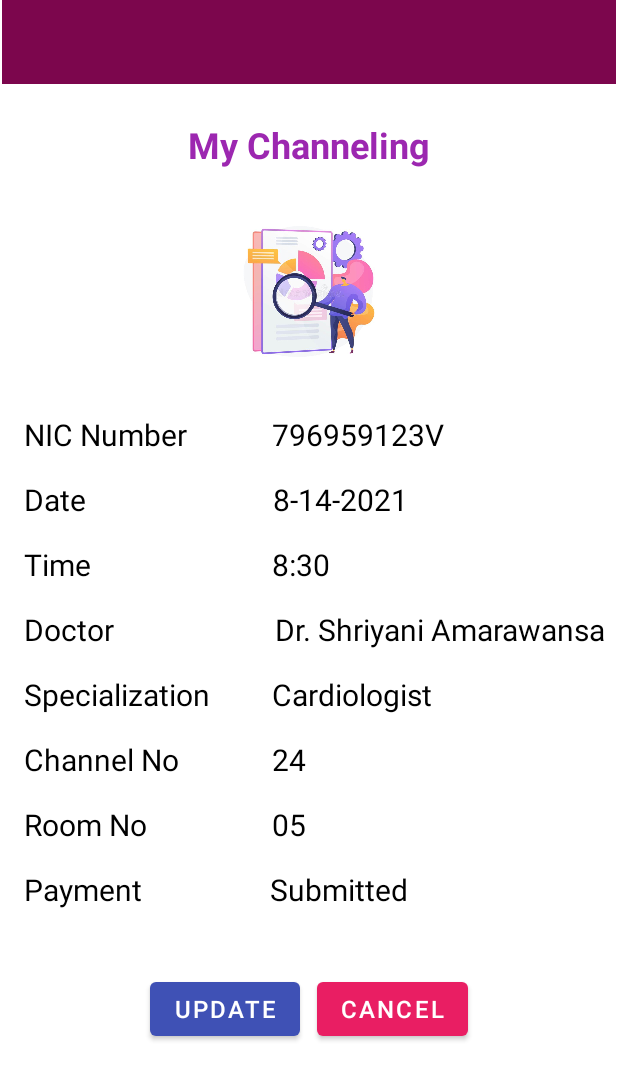
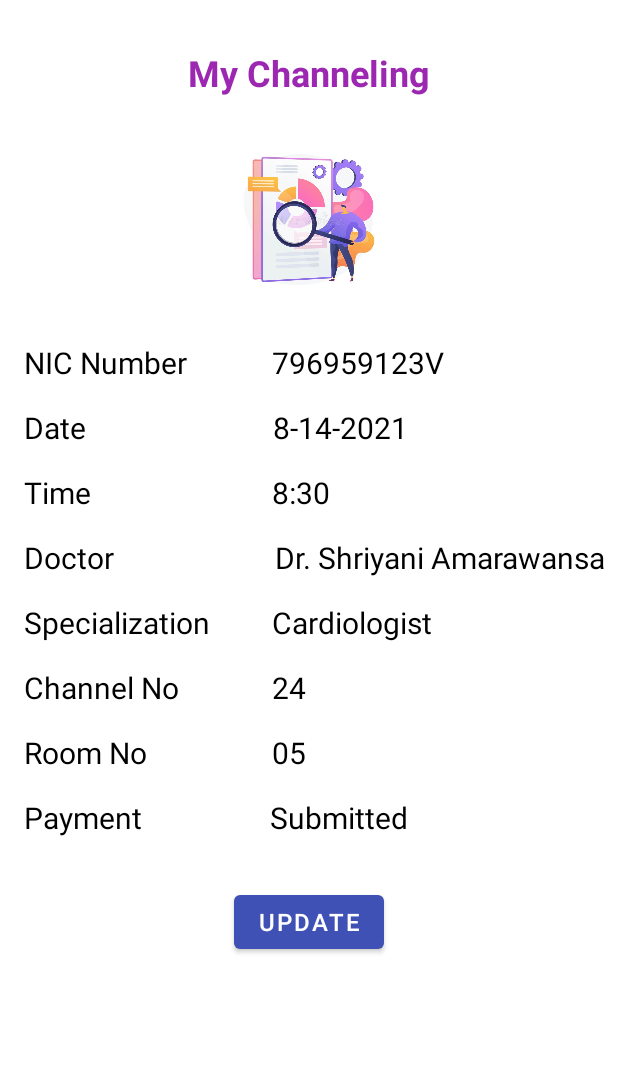
Before and after one commit to RuwanaraT/AmWell, an Android app: the layout activity_channeling_receipt.xml on its own in the app's theme, with its tools: preview values and no code run, on a phone screen of 412 x 824 dp. Shown: the top 1080 px of the screen. Run offline under Robolectric (Android 15) with nearby library versions, the phone set to English and light mode, and no system bars.

Commit message:
Update channeling_receipt.xml

```diff
--- a/app/src/main/res/layout/activity_channeling_receipt.xml
+++ b/app/src/main/res/layout/activity_channeling_receipt.xml
@@ -5,17 +5,6 @@
     android:layout_width="match_parent"
     android:layout_height="match_parent"
     tools:context=".ChannelingReceipt">
-
-    <androidx.appcompat.widget.Toolbar
-        android:id="@+id/toolbar1"
-        android:layout_width="409dp"
-        android:layout_height="wrap_content"
-        android:background="#7C064D"
-        android:minHeight="?attr/actionBarSize"
-        android:theme="?attr/actionBarTheme"
-        app:layout_constraintEnd_toEndOf="parent"
-        app:layout_constraintStart_toStartOf="parent"
-        app:layout_constraintTop_toTopOf="parent" />
 
     <ImageView
         android:id="@+id/imageView3"
@@ -32,7 +21,7 @@
         android:id="@+id/tv_channel"
         android:layout_width="wrap_content"
         android:layout_height="wrap_content"
-        android:layout_marginTop="24dp"
+        android:layout_marginTop="32dp"
         android:text="@string/tv_channel"
         android:textColor="#9C27B0"
         android:textSize="24sp"
@@ -40,7 +29,7 @@
         app:layout_constraintEnd_toEndOf="parent"
         app:layout_constraintHorizontal_bias="0.5"
         app:layout_constraintStart_toStartOf="parent"
-        app:layout_constraintTop_toBottomOf="@+id/toolbar1" />
+        app:layout_constraintTop_toTopOf="parent" />
 
     <TextView
         android:id="@+id/tv_rnic"
@@ -137,26 +126,13 @@
         android:id="@+id/btn_update"
         android:layout_width="wrap_content"
         android:layout_height="wrap_content"
-        android:layout_marginStart="100dp"
-        android:layout_marginLeft="100dp"
-        android:layout_marginTop="42dp"
+        android:layout_marginTop="32dp"
         android:text="@string/btn_update"
         android:textSize="16sp"
         app:backgroundTint="#3F51B5"
+        app:layout_constraintEnd_toEndOf="parent"
+        app:layout_constraintHorizontal_bias="0.5"
         app:layout_constraintStart_toStartOf="parent"
-        app:layout_constraintTop_toBottomOf="@+id/tv_pay" />
-
-    <Button
-        android:id="@+id/btn_cancel"
-        android:layout_width="wrap_content"
-        android:layout_height="wrap_content"
-        android:layout_marginTop="42dp"
-        android:layout_marginEnd="100dp"
-        android:layout_marginRight="100dp"
-        android:text="@string/brn_cancel"
-        android:textSize="16sp"
-        app:backgroundTint="#E91E63"
-        app:layout_constraintEnd_toEndOf="parent"
         app:layout_constraintTop_toBottomOf="@+id/tv_paystatus" />
 
     <TextView
```
